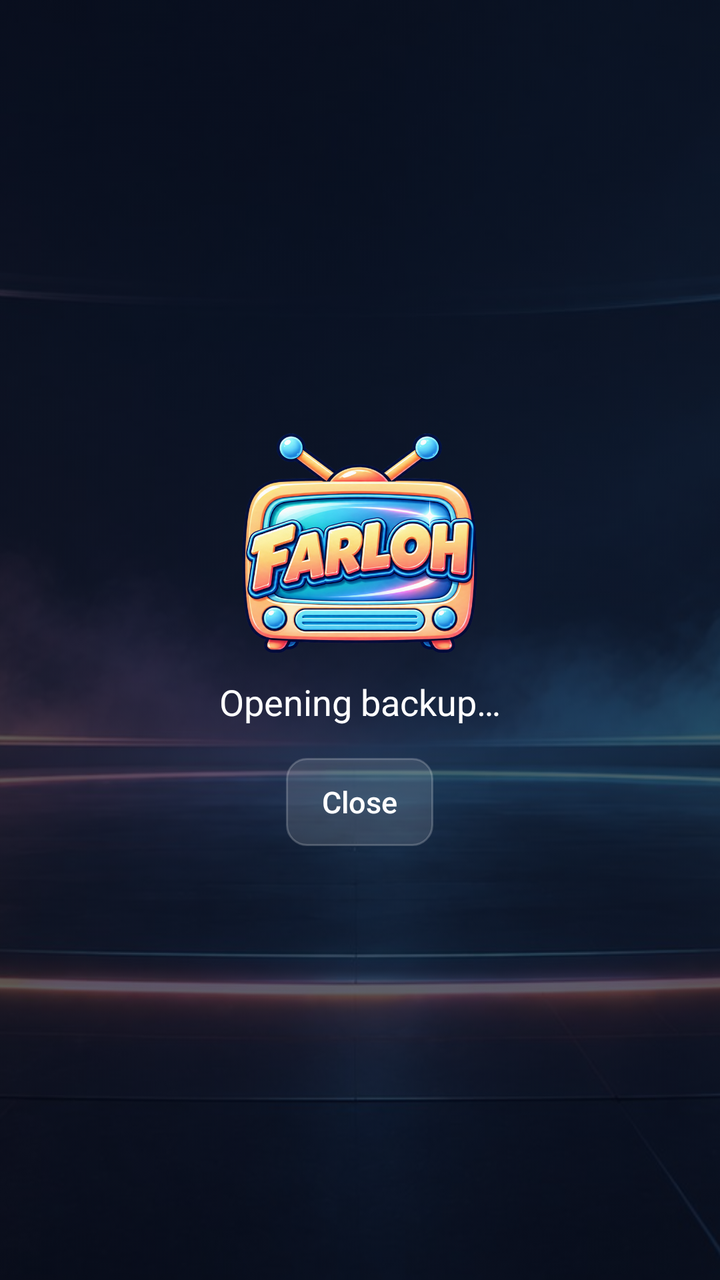
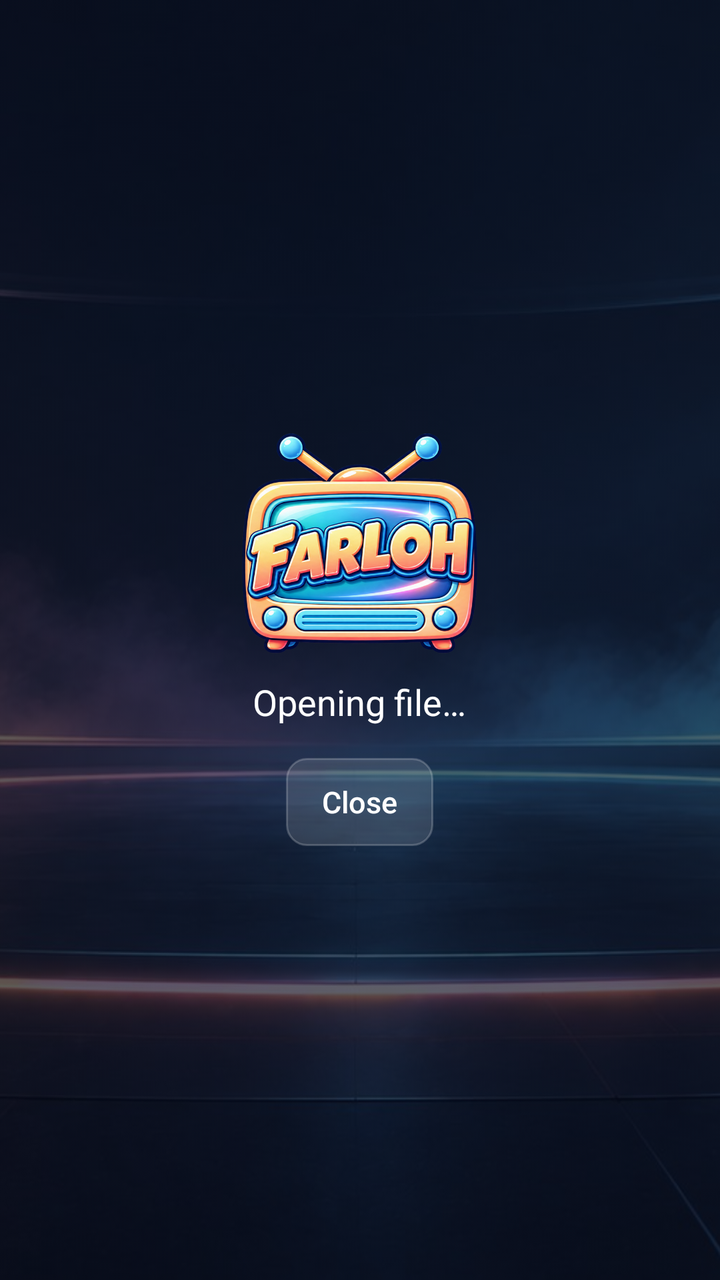

The first picture is an Android layout as it rendered before a commit; the second is the same layout after the commit. The layout source and the unified diff follow.
<!-- AndroidManifest.xml: application theme Theme.Farloh -->
<!-- res/layout/activity_open_backup.xml -->
<?xml version="1.0" encoding="utf-8"?>
<FrameLayout xmlns:android="http://schemas.android.com/apk/res/android"
    android:layout_width="match_parent" android:layout_height="match_parent">
    <ImageView android:layout_width="match_parent" android:layout_height="match_parent" android:alpha="0.35"
        android:scaleType="centerCrop" android:src="@drawable/farloh_bg" android:importantForAccessibility="no" />
    <LinearLayout android:id="@+id/safe" android:layout_width="wrap_content" android:layout_height="wrap_content"
        android:layout_gravity="center" android:gravity="center" android:orientation="vertical">
        <ImageView android:layout_width="wrap_content" android:layout_height="110dp" android:adjustViewBounds="true"
            android:src="@drawable/farloh_logo" android:contentDescription="@string/app_name" />
        <TextView android:layout_width="wrap_content" android:layout_height="wrap_content" android:layout_marginTop="12dp"
            android:text="Opening backup…" android:textColor="@color/text" android:textSize="18sp" />
        <Button android:id="@+id/back" style="@style/Btn" android:layout_marginTop="16dp" android:text="Close" />
    </LinearLayout>
</FrameLayout>
<!-- resources referenced by this layout -->
<resources>
  <color name="text">#FFFFFF</color>
  <!-- drawable farloh_bg: jpg bitmap (drawable-nodpi, 151351 bytes) -->
  <!-- drawable farloh_logo: png bitmap (drawable-nodpi, 454460 bytes) -->
  <string name="app_name">Farloh TV</string>
  <style name="Btn">
          <item name="android:layout_width">wrap_content</item>
          <item name="android:layout_height">wrap_content</item>
          <item name="android:minHeight">44dp</item>
          <item name="android:minWidth">0dp</item>
          <item name="android:background">@drawable/btn_secondary</item>
          <item name="android:paddingStart">18dp</item>
          <item name="android:paddingEnd">18dp</item>
          <item name="android:textColor">@color/text</item>
          <item name="android:textSize">15sp</item>
          <item name="android:textAllCaps">false</item>
          <item name="android:focusable">true</item>
          <item name="android:stateListAnimator">@null</item>
      </style>
  <style name="Theme.Farloh" parent="Theme.AppCompat.NoActionBar">
          <item name="colorPrimary">@color/accent</item>
          <item name="colorPrimaryDark">@color/bg_deep</item>
          <item name="colorAccent">@color/accent</item>
          <item name="colorControlNormal">@color/text2</item>
          <item name="colorControlActivated">@color/accent</item>
          <item name="android:windowBackground">@color/bg_deep</item>
          <item name="android:textColorPrimary">@color/text</item>
          <item name="android:textColorSecondary">@color/text2</item>
          <item name="android:textColorHint">@color/text2</item>
          <item name="android:statusBarColor">@android:color/transparent</item>
          <item name="android:navigationBarColor">@color/bg_deep</item>
          <item name="alertDialogTheme">@style/Theme.Farloh.Dialog</item>
          <item name="android:alertDialogTheme">@style/Theme.Farloh.Dialog</item>
      </style>
  <!-- drawable btn_secondary (drawable) -->
  <?xml version="1.0" encoding="utf-8"?>
  <selector xmlns:android="http://schemas.android.com/apk/res/android">
      <item android:state_enabled="false">
          <shape><corners android:radius="@dimen/corner" /><solid android:color="#0FFFFFFF" /></shape>
      </item>
      <item android:state_focused="true">
          <shape><corners android:radius="@dimen/corner" /><solid android:color="#40FF9F43" /><stroke android:width="3dp" android:color="@color/accent" /></shape>
      </item>
      <item android:state_pressed="true">
          <shape><corners android:radius="@dimen/corner" /><solid android:color="#40FFFFFF" /></shape>
      </item>
      <item>
          <shape><corners android:radius="@dimen/corner" /><solid android:color="#22FFFFFF" /><stroke android:width="1dp" android:color="#33FFFFFF" /></shape>
      </item>
  </selector>
  <color name="accent">#FF9F43</color>
  <color name="bg_deep">#070B1A</color>
  <color name="text2">#AAB6D3</color>
  <style name="Theme.Farloh.Dialog" parent="Theme.AppCompat.Dialog.Alert">
          <item name="colorAccent">@color/accent</item>
          <item name="android:windowBackground">@drawable/dialog_bg</item>
          <item name="android:textColorPrimary">@color/text</item>
          <item name="android:textColorSecondary">@color/text2</item>
      </style>
  <dimen name="corner">10dp</dimen>
  <!-- drawable dialog_bg (drawable) -->
  <?xml version="1.0" encoding="utf-8"?>
  <inset xmlns:android="http://schemas.android.com/apk/res/android" android:inset="16dp">
      <shape>
          <corners android:radius="16dp" />
          <solid android:color="@color/panel_solid" />
          <stroke android:width="1dp" android:color="#33FFFFFF" />
      </shape>
  </inset>
  <color name="panel_solid">#0E1630</color>
</resources>

<!-- the commit's change to res/layout/activity_open_backup.xml (unified diff, before → after) -->
@@ -8,7 +8,7 @@
         <ImageView android:layout_width="wrap_content" android:layout_height="110dp" android:adjustViewBounds="true"
             android:src="@drawable/farloh_logo" android:contentDescription="@string/app_name" />
         <TextView android:layout_width="wrap_content" android:layout_height="wrap_content" android:layout_marginTop="12dp"
-            android:text="Opening backup…" android:textColor="@color/text" android:textSize="18sp" />
+            android:text="Opening file…" android:textColor="@color/text" android:textSize="18sp" />
         <Button android:id="@+id/back" style="@style/Btn" android:layout_marginTop="16dp" android:text="Close" />
     </LinearLayout>
 </FrameLayout>
